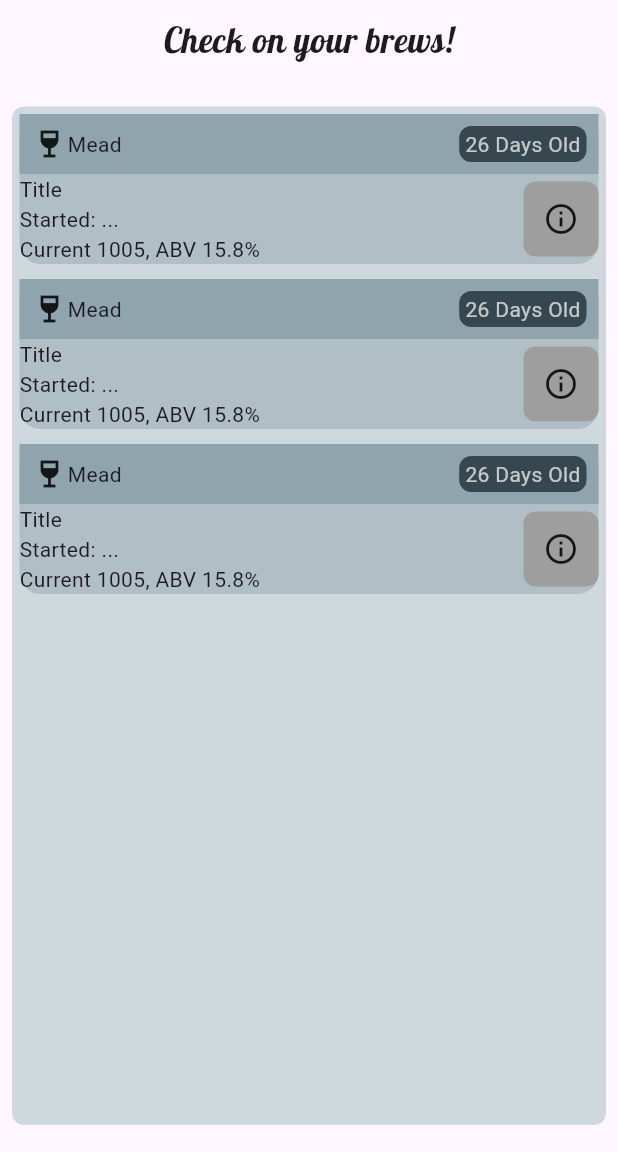
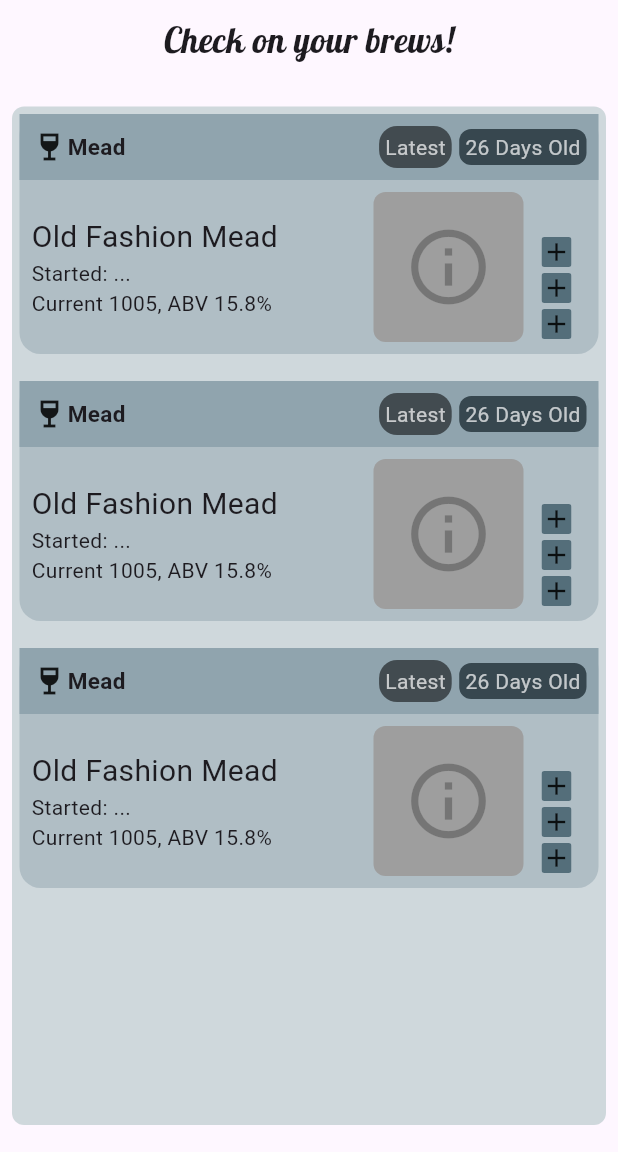
Before and after one commit to Seanm64/FermentationStation, a Flutter app: the screen it shows after launch, on a phone screen of 412 x 824 dp, the part 84-1236 px from its top. Run offline on Flutter 3.47's test engine with Material 3 defaults, Android fonts, the phone set to English and light mode, and no system bars; our stand-ins replace google_fonts, hive; accounts and stored records are empty; generated files the repository leaves out were written again.

Commit message:
Added custom icon buttons & made a Latest icon

```diff
--- a/lib/cards/brew_card.dart
+++ b/lib/cards/brew_card.dart
@@ -1,11 +1,13 @@
+import 'package:fermentation_station/custom/custom_icon_button.dart';
 import 'package:flutter/material.dart';
 
 class BrewCard extends StatelessWidget {
   const BrewCard({super.key});
 
   final String BrewType = 'Mead';
-  final String Title = 'Title';
+  final String Title = 'Old Fashion Mead';
   final int DaysOld = 26;
+  final bool isLatest = true;
 
   @override
   Widget build(BuildContext context) {
@@ -26,8 +28,28 @@ class BrewCard extends StatelessWidget {
               mainAxisAlignment: MainAxisAlignment.spaceBetween,
               children: [
                 Icon(Icons.wine_bar),
-                Text(BrewType),
+                Text(
+                  BrewType,
+                  style: TextStyle(
+                    fontSize: 15,
+                    fontWeight: FontWeight.bold,
+                  ),
+                ),
                 Spacer(),
+                if(isLatest) Container(
+                      decoration: BoxDecoration(
+                        color: Colors.black54,
+                        borderRadius: BorderRadiusGeometry.circular(12)
+                      ),
+                      padding: EdgeInsets.all(4),
+                      child: Text(
+                        'Latest',
+                        style: TextStyle(
+                          color: Colors.white70,
+                        ),
+                      ),
+                  ),
+                  SizedBox(height: 0, width:5),
                 Container(
                   decoration: BoxDecoration(
                     color: Colors.blueGrey[800],
@@ -48,7 +70,9 @@ class BrewCard extends StatelessWidget {
           ), // End of top row
 
           // Body of card
-          Container(
+          Padding(
+            padding: const EdgeInsets.only(left: 8.0, right: 8.0),
+            child: Container(
               child: Row(
                 mainAxisAlignment: MainAxisAlignment.spaceBetween,
                 children: [
@@ -57,7 +81,12 @@ class BrewCard extends StatelessWidget {
                   Column(
                     crossAxisAlignment: CrossAxisAlignment.start,
                     children: [
-                    Text(Title),
+                      Text(
+                        Title,
+                        style: TextStyle(
+                          fontSize: 20,
+                        )
+                      ),
                       Text('Started: ...'),
                       Text('Current 1005, ABV 15.8%'),
                     ],
@@ -65,20 +94,49 @@ class BrewCard extends StatelessWidget {
 
 
                   // Picture of drink
+                  Padding(
+                    padding: const EdgeInsets.all(8.0),
+                    child: Row(
+                      crossAxisAlignment: CrossAxisAlignment.end,
+                      children: [
                         Container(
-                  width: 50,
-                  height: 50,
+                          width: 100,
+                          height: 100,
                           decoration: BoxDecoration(
                             color: Colors.grey,
                             borderRadius: BorderRadius.circular(8),
                           ),
-                  child: Icon(Icons.info_outline),
+                          child: Icon(Icons.info_outline,
+                          size: 60,
+                          color: Colors.black26,),
+                        ),
+                        SizedBox(width: 10,),
+                        Column(
+                          mainAxisAlignment: MainAxisAlignment.spaceEvenly,
+                          children: [
+                            CustomIconButton(
+                              onTap: () {},
+                              icon: Icon(Icons.add,
+                                size: 20,
+                              ),
+                            ),CustomIconButton(
+                              onTap: () {},
+                              icon: Icon(Icons.add,
+                                size: 20,),
+                            ),CustomIconButton(
+                              onTap: () {},
+                              icon: Icon(Icons.add,
+                                size: 20,),
+                            ),
+                          ],
                         )
-
                       ],
                     ),
+                  ),
+                ],
+              ),
+            ),
           )
-
         ],
       ),
     );
--- a/lib/custom/brew_card_list.dart
+++ b/lib/custom/brew_card_list.dart
@@ -22,9 +22,18 @@ class _BrewCardsListState extends State<BrewCardsList> {
         child: ListView(
           physics: BouncingScrollPhysics(),
           children: [
-            BrewCard(),
-            BrewCard(),
-            BrewCard()
+            Padding(
+              padding: const EdgeInsets.only(bottom: 8.0),
+              child: BrewCard(),
+            ),
+            Padding(
+              padding: const EdgeInsets.only(bottom: 8.0),
+              child: BrewCard(),
+            ),
+            Padding(
+              padding: const EdgeInsets.only(bottom: 8.0),
+              child: BrewCard(),
+            )
           ],
         ),
       ),
--- /dev/null
+++ b/lib/custom/custom_icon_button.dart
@@ -0,0 +1,25 @@
+import 'package:flutter/material.dart';
+
+class CustomIconButton extends StatelessWidget {
+  const CustomIconButton({super.key, required this.icon, this.onTap});
+
+  final Icon icon;
+  final VoidCallback? onTap;
+
+  @override
+  Widget build(BuildContext context) {
+    return Padding(
+      padding: const EdgeInsets.all(2.0),
+      child: GestureDetector(
+        onTap: onTap,
+        child: ClipRRect(
+          borderRadius: BorderRadiusGeometry.circular(2.0),
+          child: Container(
+            color: Colors.blueGrey[600],
+            child: icon,
+          ),
+        ),
+      ),
+    );
+  }
+}
```
Lines whose indentation alone changed are shown as unchanged.
